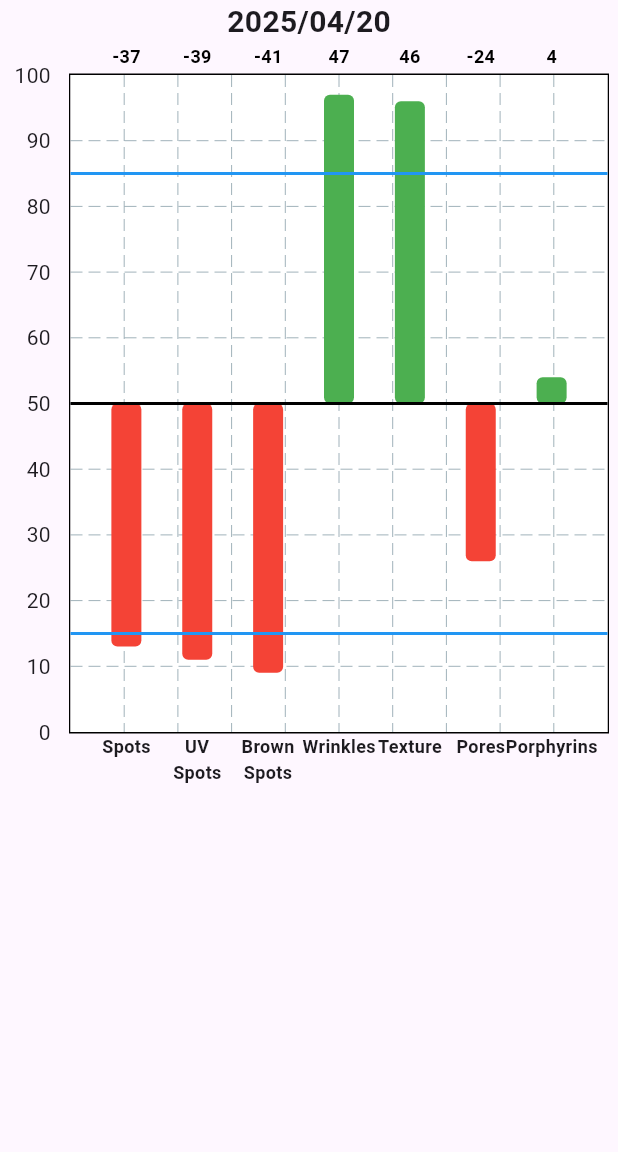
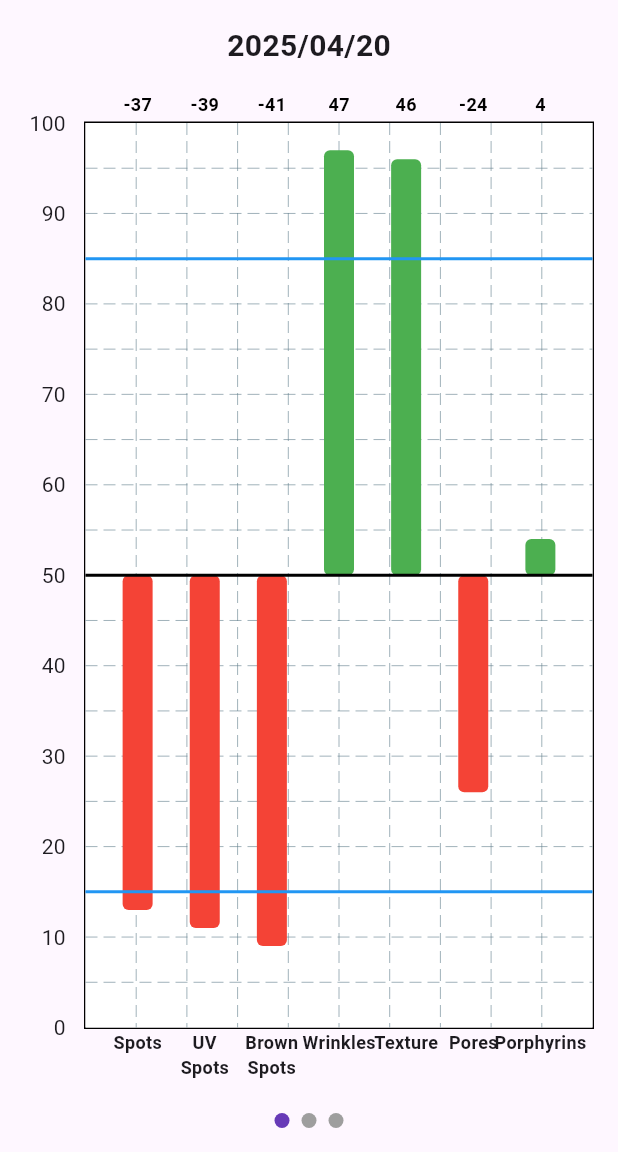
Before and after one commit to YukiMatsuoka0617/my_visia_result, a Flutter app: the screen it shows after launch, on a phone screen of 412 x 824 dp, the part 84-1236 px from its top. Run offline on Flutter 3.47's test engine with Material 3 defaults, Android fonts, the phone set to English and light mode, and no system bars; drawn by our look-alikes of fl_chart, smooth_page_indicator.

```diff
--- a/lib/custom_bar_chart.dart
+++ b/lib/custom_bar_chart.dart
@@ -6,10 +6,10 @@ class CustomBarChart extends StatelessWidget {
   final List<String> labelData;
 
   const CustomBarChart({
-    Key? key,
+    super.key,
     required this.data,
     required this.labelData,
-  }) : super(key: key);
+  });
 
   List<BarChartGroupData> _generateBarGroups() {
     return List.generate(data.length, (i) {
@@ -32,10 +32,7 @@ class CustomBarChart extends StatelessWidget {
 
   @override
   Widget build(BuildContext context) {
-    return SizedBox(
-      height: 500,
-      width: 400,
-      child: BarChart(
+    return BarChart(
       BarChartData(
         minY: 0,
         maxY: 100,
@@ -118,7 +115,6 @@ class CustomBarChart extends StatelessWidget {
           ],
         ),
       ),
-      ),
     );
   }
 }
--- a/lib/main.dart
+++ b/lib/main.dart
@@ -1,5 +1,6 @@
 import 'package:flutter/material.dart';
 import 'package:flutter_application_result_visia/custom_bar_chart.dart';
+import 'package:smooth_page_indicator/smooth_page_indicator.dart';
 
 void main() {
   runApp(const MyApp());
@@ -46,6 +47,8 @@ class _MyHomePageState extends State<MyHomePage> {
     'Porphyrins',
   ];
 
+  final PageController _pageController = PageController();
+
   @override
   Widget build(BuildContext context) {
     return Scaffold(
@@ -53,24 +56,47 @@ class _MyHomePageState extends State<MyHomePage> {
         backgroundColor: Theme.of(context).colorScheme.inversePrimary,
         title: Text(widget.title),
       ),
-      body: PageView.builder(
+      body: Padding(
+        padding: EdgeInsets.all(16),
+        child: Column(
+          children: [
+            Expanded(
+              child: PageView.builder(
+                controller: _pageController,
                 itemCount: allChartData.length,
                 itemBuilder: (context, index) {
                   return Column(
                     children: [
-              Text(
+                      const Text(
                         '2025/04/20',
-                style:
-                    const TextStyle(fontSize: 20, fontWeight: FontWeight.bold),
+                        style: TextStyle(
+                            fontSize: 20, fontWeight: FontWeight.bold),
                       ),
-              CustomBarChart(
+                      const SizedBox(height: 16),
+                      Expanded(
+                        child: CustomBarChart(
                           data: allChartData[index],
                           labelData: labelData,
+                        ),
                       ),
                     ],
                   );
                 },
               ),
+            ),
+            const SizedBox(height: 16),
+            SmoothPageIndicator(
+              controller: _pageController,
+              count: allChartData.length,
+              effect: const WormEffect(
+                dotHeight: 10,
+                dotWidth: 10,
+                activeDotColor: Colors.deepPurple,
+              ),
+            ),
+          ],
+        ),
+      ),
     );
   }
 }
--- a/pubspec.yaml
+++ b/pubspec.yaml
@@ -35,6 +35,8 @@ dependencies:
   # Use with the CupertinoIcons class for iOS style icons.
   cupertino_icons: ^1.0.8
   fl_chart: ^0.71.0
+  smooth_page_indicator: ^1.1.0
+
 
 dev_dependencies:
   flutter_test:
```
Also changed, not shown: pubspec.lock. Lines whose indentation alone changed are shown as unchanged.
